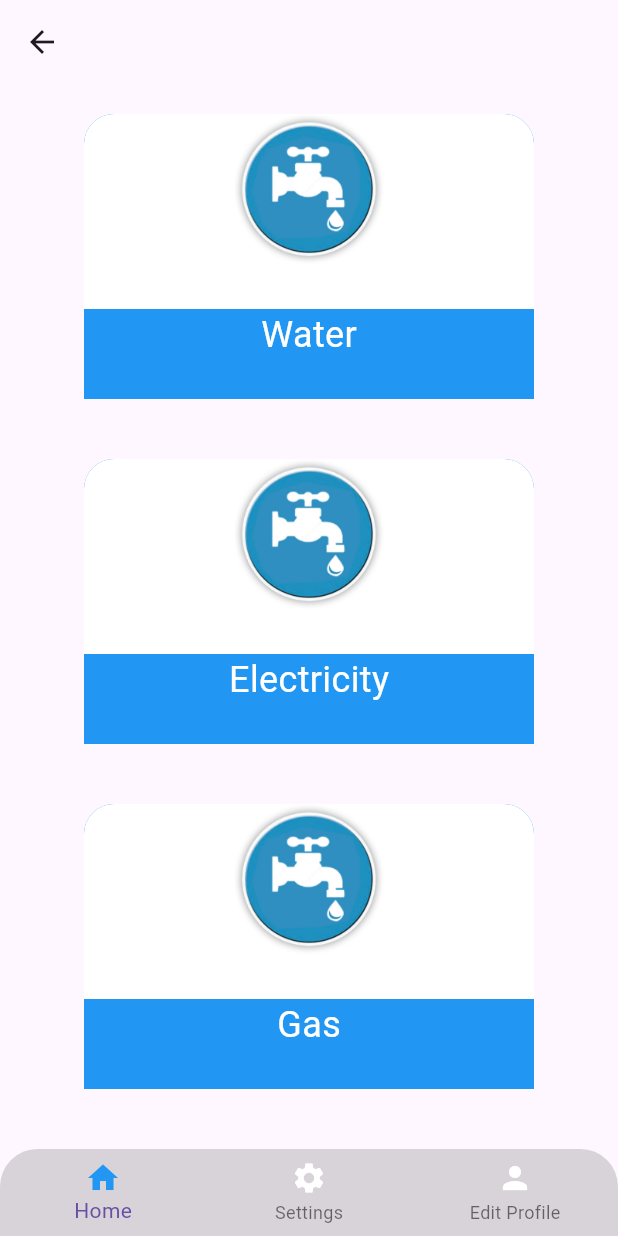
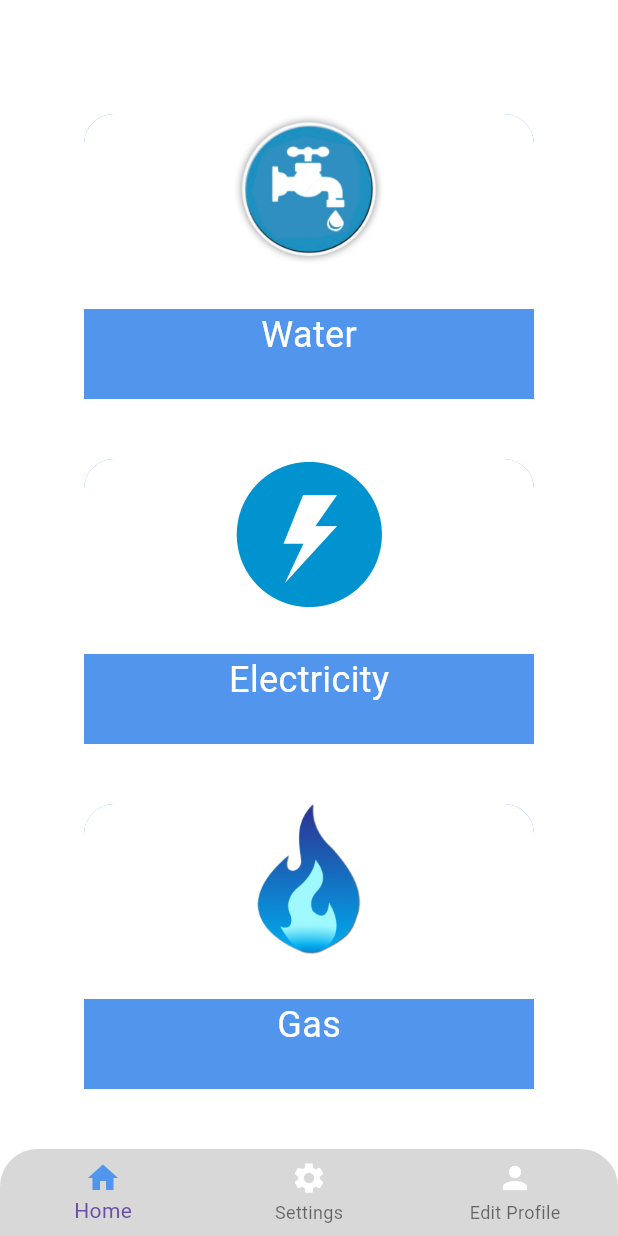
Before and after one commit to alaa556677/e_services, a Flutter app: the BaseScreen screen opened directly, on a phone screen of 412 x 824 dp. Run offline on Flutter 3.47's test engine with Material 3 defaults, Android fonts, the phone set to English and light mode, and no system bars; our stand-ins replace conditional_builder_null_safety, flutter_bloc, flutter_svg, image_picker.

Commit message:
no message

```diff
--- a/lib/core/widgets/home_container.dart
+++ b/lib/core/widgets/home_container.dart
@@ -1,4 +1,6 @@
 import 'package:flutter/material.dart';
+
+import '../utils/colors.dart';
 
 class HomeContainer extends StatelessWidget {
   HomeContainer({
@@ -18,7 +20,7 @@ class HomeContainer extends StatelessWidget {
         height: 190,
         width: 300,
         decoration:BoxDecoration(
-          color: Colors.blue,
+          color: blueColor,
           borderRadius: BorderRadiusDirectional.only(
               topStart: Radius.circular(20),
               topEnd:Radius.circular(20)),
--- a/lib/features/home/presentation/pages/base_screen.dart
+++ b/lib/features/home/presentation/pages/base_screen.dart
@@ -1,6 +1,7 @@
 import 'package:flutter/material.dart';
 import 'package:flutter_bloc/flutter_bloc.dart';
 
+import '../../../../core/utils/colors.dart';
 import '../cubit/home_cubit.dart';
 import '../cubit/home_states.dart';
 import 'edit_profile_screen.dart';
@@ -23,7 +24,11 @@ class _BaseScreenState extends State<BaseScreen> {
         builder: (context, state) {
     HomeCubit homeCubit = BlocProvider.of(context);
           return Scaffold(
-            appBar: AppBar(),
+            backgroundColor: Colors.white.withOpacity(0.9),
+            appBar: AppBar(
+              elevation: 0,
+              backgroundColor: Colors.transparent,
+            ),
             body:  Container(
               child: screens[homeCubit.barIndex],
             ),
@@ -51,17 +56,17 @@ class _BaseScreenState extends State<BaseScreen> {
           BottomNavigationBarItem(
             icon: Icon(Icons.home,color: Colors.white,),
             label: 'Home',
-            activeIcon:Icon(Icons.home,color: Colors.blue,),
+            activeIcon:Icon(Icons.home,color: blueColor,),
           ),
           BottomNavigationBarItem(
             icon: Icon(Icons.settings,color: Colors.white,),
             label: 'Settings',
-            activeIcon:Icon(Icons.settings,color: Colors.blue,),
+            activeIcon:Icon(Icons.settings,color: blueColor,),
           ),
           BottomNavigationBarItem(
             icon: Icon(Icons.person,color: Colors.white,),
             label: 'Edit Profile',
-            activeIcon:Icon(Icons.person,color: Colors.blue,),
+            activeIcon:Icon(Icons.person,color: blueColor,),
           ),
         ],
       ),
--- a/lib/features/home/presentation/pages/home_screen.dart
+++ b/lib/features/home/presentation/pages/home_screen.dart
@@ -1,37 +1,95 @@
+import 'package:e_services/core/utils/colors.dart';
 import 'package:flutter/material.dart';
+import 'package:image_picker/image_picker.dart';
 
 import '../../../../core/widgets/home_container.dart';
+import 'pay_bill_screen.dart';
 
-class HomeScreen extends StatelessWidget {
-  const HomeScreen({super.key});
+class HomeScreen extends StatefulWidget {
+  HomeScreen({super.key});
+
+  @override
+  State<HomeScreen> createState() => _HomeScreenState();
+}
+
+class _HomeScreenState extends State<HomeScreen> {
+  bool isHome = true;
 
   @override
   Widget build(BuildContext context) {
     return Center(
-      child: Padding(
+      child: isHome ? Padding(
         padding:  const EdgeInsets.only(top: 20),
         child: Column(
           children: [
             HomeContainer(
               title: 'Water',
-              onTap: (){},
+              onTap: (){
+                setState(() {
+                isHome =! isHome;
+                });
+              },
               image: 'assets/images/water.jpg',
             ),
             const SizedBox(height: 40,),
             HomeContainer(
               title: 'Electricity',
-              onTap: (){},
-              image: 'assets/images/water.jpg',
+              onTap: (){
+                setState(() {
+                  isHome =! isHome;
+                });
+              },
+              image: 'assets/images/electricity.png',
             ),
             SizedBox(height: 40,),
             HomeContainer(
               title: 'Gas',
-              onTap: (){},
-              image: 'assets/images/water.jpg',
+              onTap: (){
+                setState(() {
+                  isHome =! isHome;
+                });
+              },
+              image: 'assets/images/gas.png',
+            ),
+          ],
+        )
+      )
+          :Container(
+        child: Column(
+          crossAxisAlignment: CrossAxisAlignment.start,
+          mainAxisAlignment: MainAxisAlignment.center,
+          children: [
+            Container(
+              height: 100,
+              width: 250,
+              child: ElevatedButton(
+                  style: ButtonStyle(backgroundColor: MaterialStatePropertyAll(blueColor)),
+                  onPressed: () => pickCameraImage(),
+                  child: Text('قراءة العداد',style: TextStyle(
+                      fontSize: 30
+                  ),)
+              ),
+            ),
+            SizedBox(height: 60,),
+            Container(
+              height: 100,
+              width: 250,
+              child: ElevatedButton(
+                style: ButtonStyle(backgroundColor: MaterialStatePropertyAll(blueColor)),
+                  onPressed: (){
+                  Navigator.push(context, MaterialPageRoute(builder: (context) => PayBillScreen(),));
+                  },
+                  child: Text('دفع الفاتورة',style: TextStyle(
+                      fontSize: 30
+                  ),)
+              ),
             ),
           ],
         ),
       ),
     );
   }
+  Future pickCameraImage() async {
+    await ImagePicker().pickImage(source: ImageSource.camera);
+  }
 }
--- a/lib/main.dart
+++ b/lib/main.dart
@@ -16,7 +16,7 @@ class MyApp extends StatelessWidget{
   Widget build(BuildContext context) {
     return const MaterialApp(
       debugShowCheckedModeBanner: false,
-      home: SplashScreen(),
+      home: BaseScreen(),
     );
   }
 }
--- a/pubspec.yaml
+++ b/pubspec.yaml
@@ -19,7 +19,8 @@ publish_to: 'none' # Remove this line if you wish to publish to pub.dev
 version: 1.0.0+1
 
 environment:
-  sdk: '>=3.2.6 <4.0.0'
+#  sdk: '>=3.2.6 <4.0.0'
+  sdk: '>=3.0.1 <4.0.0'
 
 # Dependencies specify other packages that your package needs in order to work.
 # To automatically upgrade your package dependencies to the latest versions
```
Also changed, not shown: lib/core/widgets/custom_horizontal_divider.dart (added, +25 -0 lines), lib/features/home/presentation/pages/pay_bill_screen.dart (added, +140 -0 lines), lib/features/home/presentation/pages/water_screen.dart (added, +10 -0 lines), assets/images/electricity.png (added), assets/images/gas.png (added), pubspec.lock, 1 other file.
